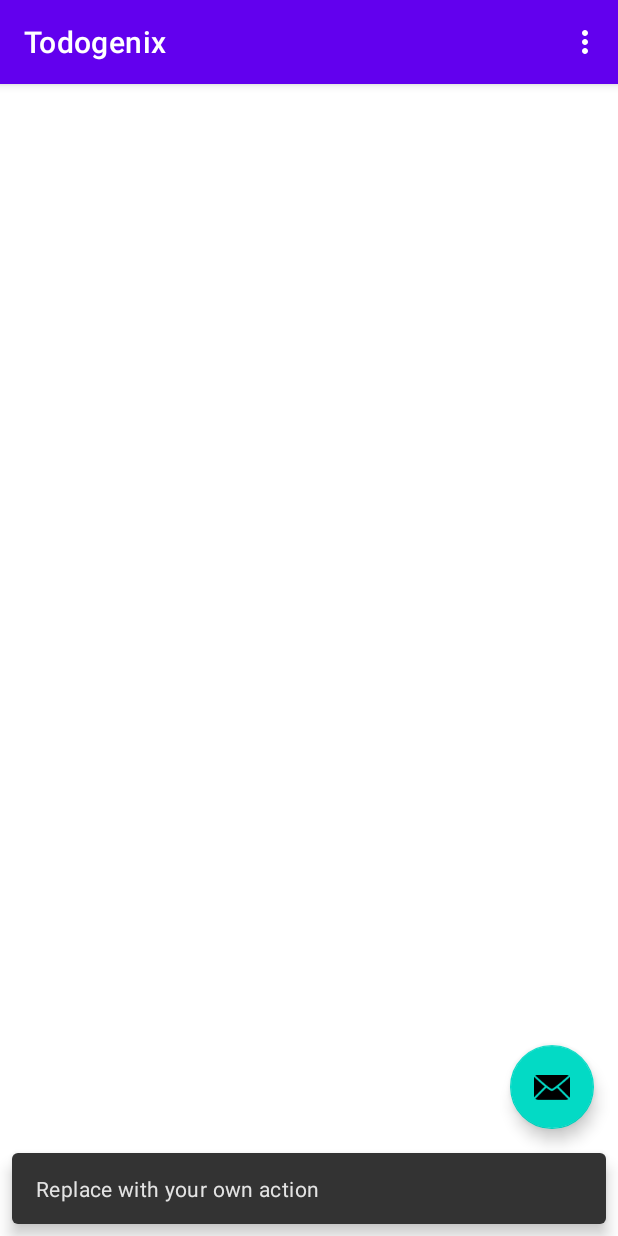
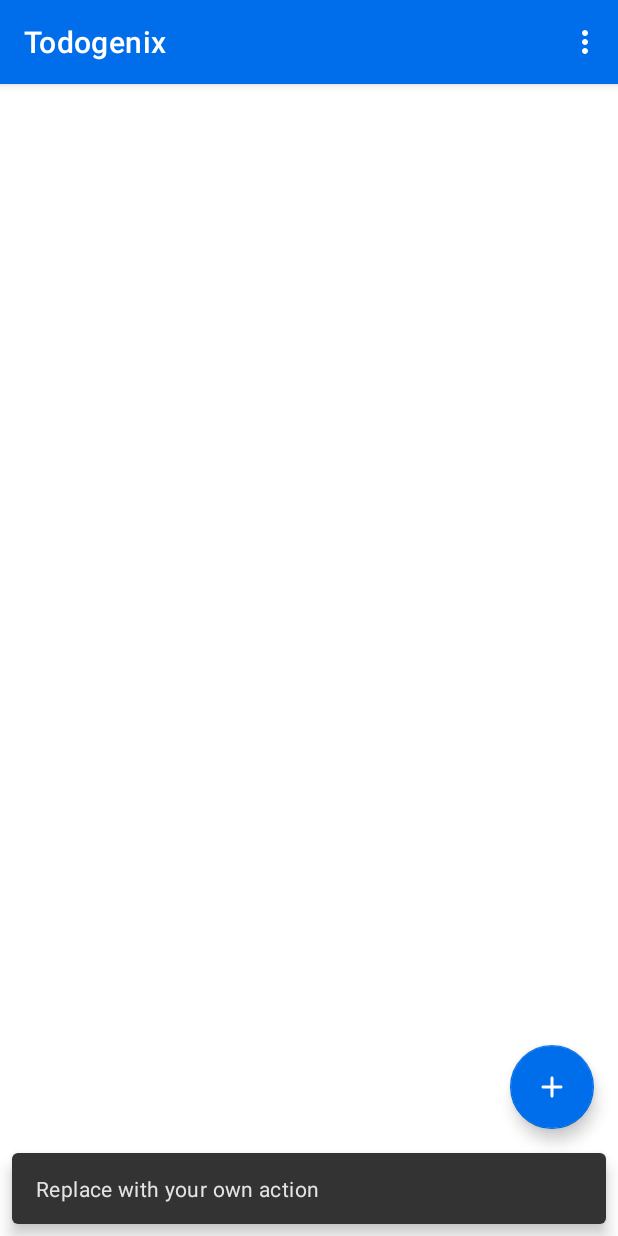
Before and after one commit to venusaim23/Todogenix, an Android app: the screen it shows after launch (MainActivity), after a tap on an icon or button, on a phone screen of 412 x 824 dp. Run offline under Robolectric (Android 15) with nearby library versions, the phone set to English and light mode, and no system bars.

Commit message:
customize app theme

```diff
--- a/Android/app/src/main/AndroidManifest.xml
+++ b/Android/app/src/main/AndroidManifest.xml
@@ -1,6 +1,8 @@
 <?xml version="1.0" encoding="utf-8"?>
 <manifest xmlns:android="http://schemas.android.com/apk/res/android"
     package="com.alanai.todogenix">
+
+    <uses-permission android:name="android.permission.RECORD_AUDIO" />
 
     <application
         android:allowBackup="true"
@@ -13,6 +15,7 @@
             android:name=".MainActivity"
             android:exported="true"
             android:label="@string/app_name"
+            android:screenOrientation="portrait"
             android:theme="@style/Theme.Todogenix.NoActionBar">
             <intent-filter>
                 <action android:name="android.intent.action.MAIN" />
--- a/Android/app/src/main/res/layout/activity_main.xml
+++ b/Android/app/src/main/res/layout/activity_main.xml
@@ -29,6 +29,7 @@
         android:layout_gravity="bottom|end"
         android:layout_marginEnd="@dimen/fab_margin"
         android:layout_marginBottom="16dp"
-        app:srcCompat="@android:drawable/ic_dialog_email" />
+        app:srcCompat="@drawable/ic_round_add"
+        app:tint="@color/white" />
 
 </androidx.coordinatorlayout.widget.CoordinatorLayout>
--- a/Android/app/src/main/res/values-night/themes.xml
+++ /dev/null
@@ -1,16 +0,0 @@
-<resources xmlns:tools="http://schemas.android.com/tools">
-    <!-- Base application theme. -->
-    <style name="Theme.Todogenix" parent="Theme.MaterialComponents.DayNight.DarkActionBar">
-        <!-- Primary brand color. -->
-        <item name="colorPrimary">@color/purple_200</item>
-        <item name="colorPrimaryVariant">@color/purple_700</item>
-        <item name="colorOnPrimary">@color/black</item>
-        <!-- Secondary brand color. -->
-        <item name="colorSecondary">@color/teal_200</item>
-        <item name="colorSecondaryVariant">@color/teal_200</item>
-        <item name="colorOnSecondary">@color/black</item>
-        <!-- Status bar color. -->
-        <item name="android:statusBarColor" tools:targetApi="l">?attr/colorPrimaryVariant</item>
-        <!-- Customize your theme here. -->
-    </style>
-</resources>
--- a/Android/app/src/main/res/values/themes.xml
+++ b/Android/app/src/main/res/values/themes.xml
@@ -1,13 +1,17 @@
 <resources xmlns:tools="http://schemas.android.com/tools">
     <!-- Base application theme. -->
-    <style name="Theme.Todogenix" parent="Theme.MaterialComponents.DayNight.DarkActionBar">
+    <style name="Theme.Todogenix" parent="Theme.MaterialComponents.Light.NoActionBar">
         <!-- Primary brand color. -->
-        <item name="colorPrimary">@color/purple_500</item>
-        <item name="colorPrimaryVariant">@color/purple_700</item>
+<!--        <item name="colorPrimary">@color/purple_500</item>-->
+<!--        <item name="colorPrimaryVariant">@color/purple_700</item>-->
+        <item name="colorPrimary">@color/alan_blue</item>
+        <item name="colorPrimaryVariant">@color/alan_dark_blue_status</item>
         <item name="colorOnPrimary">@color/white</item>
         <!-- Secondary brand color. -->
-        <item name="colorSecondary">@color/teal_200</item>
-        <item name="colorSecondaryVariant">@color/teal_700</item>
+<!--        <item name="colorSecondary">@color/teal_200</item>-->
+<!--        <item name="colorSecondaryVariant">@color/teal_700</item>-->
+        <item name="colorSecondary">@color/alan_blue</item>
+        <item name="colorSecondaryVariant">@color/alan_dark_blue_status</item>
         <item name="colorOnSecondary">@color/black</item>
         <!-- Status bar color. -->
         <item name="android:statusBarColor" tools:targetApi="l">?attr/colorPrimaryVariant</item>
```
Also changed, not shown: Android/app/src/main/res/values/colors.xml (+14 -0 lines).
